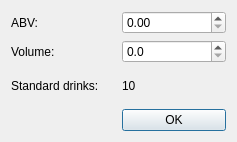
minorsecond/BuzzBot, file src/standard_drink_calc.ui: the form before one commit.
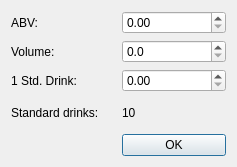
The form after the commit.

Commit message: Allow custom setting of standard drink size

```diff
--- a/src/standard_drink_calc.ui
+++ b/src/standard_drink_calc.ui
@@ -7,20 +7,13 @@
     <x>0</x>
     <y>0</y>
     <width>237</width>
-    <height>142</height>
+    <height>167</height>
    </rect>
   </property>
   <property name="windowTitle">
    <string>Calculate Std. Drinks</string>
   </property>
   <layout class="QGridLayout" name="gridLayout">
-   <item row="1" column="0">
-    <widget class="QLabel" name="volumeLabel">
-     <property name="text">
-      <string>Volume:</string>
-     </property>
-    </widget>
-   </item>
    <item row="0" column="0">
     <widget class="QLabel" name="abvInputLabel">
      <property name="text">
@@ -28,24 +21,17 @@
      </property>
     </widget>
    </item>
-   <item row="2" column="0">
-    <widget class="QLabel" name="standardDrinksLabel">
-     <property name="text">
-      <string>Standard drinks:</string>
-     </property>
-    </widget>
-   </item>
    <item row="0" column="1">
     <widget class="QDoubleSpinBox" name="abvInput"/>
    </item>
-   <item row="2" column="1">
-    <widget class="QLabel" name="standardDrinksOutput">
+   <item row="3" column="0">
+    <widget class="QLabel" name="standardDrinksLabel">
      <property name="text">
-      <string>10</string>
+      <string>Standard drinks:</string>
      </property>
     </widget>
    </item>
-   <item row="3" column="1">
+   <item row="4" column="1">
     <widget class="QPushButton" name="stdDrinkCalcOkButton">
      <property name="text">
       <string>OK</string>
@@ -59,6 +45,30 @@
      </property>
     </widget>
    </item>
+   <item row="1" column="0">
+    <widget class="QLabel" name="volumeLabel">
+     <property name="text">
+      <string>Volume:</string>
+     </property>
+    </widget>
+   </item>
+   <item row="3" column="1">
+    <widget class="QLabel" name="standardDrinksOutput">
+     <property name="text">
+      <string>10</string>
+     </property>
+    </widget>
+   </item>
+   <item row="2" column="0">
+    <widget class="QLabel" name="stdDrinkLabel">
+     <property name="text">
+      <string>1 Std. Drink:</string>
+     </property>
+    </widget>
+   </item>
+   <item row="2" column="1">
+    <widget class="QDoubleSpinBox" name="stdDrinkInput"/>
+   </item>
   </layout>
  </widget>
  <resources/>
```
The commit also changes 6 other files.
